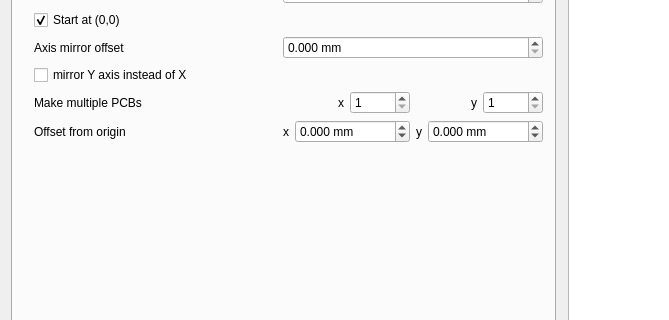
Above: mainwindow.ui from pcb2gcode/pcb2gcodeGUI before the change; both pictures show x 0 to 669 and y 287 to 607 of the 907 by 709 pixel window. Below: the same form after it.
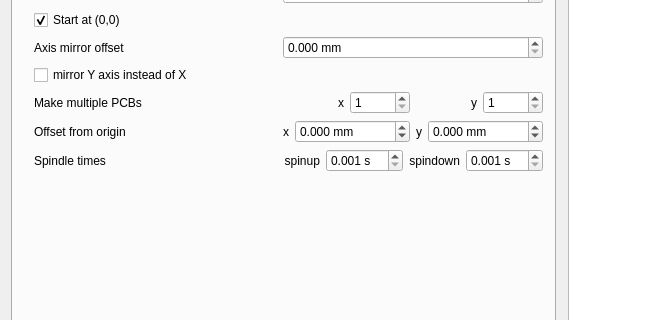
That is the form after the change.

Commit message: Add spinup-time/spindown-time to common options

What changed in the file:
```diff
--- a/mainwindow.ui
+++ b/mainwindow.ui
@@ -917,7 +917,103 @@
              </item>
             </layout>
            </item>
-           <item row="13" column="0" colspan="2">
+           <item row="13" column="0">
+            <widget class="QLabel" name="spindleTimesLabel">
+             <property name="toolTip">
+              <string>&lt;html&gt;&lt;head/&gt;&lt;body&gt;&lt;p&gt;&lt;span style=&quot; font-style:italic;&quot;&gt;--spinup-time&lt;/span&gt;, &lt;span style=&quot; font-style:italic;&quot;&gt;--spindown-time&lt;/span&gt;&lt;/p&gt;&lt;p&gt;Time required for the spindle to reach speed/stop completely&lt;/p&gt;&lt;/body&gt;&lt;/html&gt;</string>
+             </property>
+             <property name="text">
+              <string>Spindle times</string>
+             </property>
+            </widget>
+           </item>
+           <item row="13" column="1">
+            <layout class="QHBoxLayout" name="spindletimesHorizontalLayout">
+             <item>
+              <widget class="QLabel" name="spinupLabel">
+               <property name="toolTip">
+                <string>&lt;html&gt;&lt;head/&gt;&lt;body&gt;&lt;p&gt;&lt;span style=&quot; font-style:italic;&quot;&gt;--spinup-time&lt;/span&gt;&lt;/p&gt;&lt;p&gt;time required to the spindle to reach the correct speed&lt;/p&gt;&lt;/body&gt;&lt;/html&gt;</string>
+               </property>
+               <property name="text">
+                <string>spinup</string>
+               </property>
+               <property name="alignment">
+                <set>Qt::AlignRight|Qt::AlignTrailing|Qt::AlignVCenter</set>
+               </property>
+               <property name="buddy">
+                <cstring>spinupDoubleSpinBox</cstring>
+               </property>
+              </widget>
+             </item>
+             <item>
+              <widget class="QDoubleSpinBox" name="spinupDoubleSpinBox">
+               <property name="toolTip">
+                <string>&lt;html&gt;&lt;head/&gt;&lt;body&gt;&lt;p&gt;&lt;span style=&quot; font-style:italic;&quot;&gt;--spinup-time&lt;/span&gt;&lt;/p&gt;&lt;p&gt;time required to the spindle to reach the correct speed&lt;/p&gt;&lt;/body&gt;&lt;/html&gt;</string>
+               </property>
+               <property name="suffix">
+                <string> s </string>
+               </property>
+               <property name="decimals">
+                 <number>3</number>
+               </property>
+               <property name="minimum">
+                 <double>0.001</double>
+               </property>
+               <property name="maximum">
+                 <double>20.000000000000000</double>
+               </property>
+               <property name="singleStep">
+                 <double>0.01</double>
+               </property>
+               <property name="value">
+                 <double>0.001</double>
+               </property>
+              </widget>
+             </item>
+             <item>
+              <widget class="QLabel" name="spindownLabel">
+               <property name="toolTip">
+                <string>&lt;html&gt;&lt;head/&gt;&lt;body&gt;&lt;p&gt;&lt;span style=&quot; font-style:italic;&quot;&gt;--spindown-time&lt;/span&gt;&lt;/p&gt;&lt;p&gt;time required for the spindle to return to 0 rpm&lt;/p&gt;&lt;/body&gt;&lt;/html&gt;</string>
+               </property>
+               <property name="text">
+                <string>spindown</string>
+               </property>
+               <property name="alignment">
+                <set>Qt::AlignRight|Qt::AlignTrailing|Qt::AlignVCenter</set>
+               </property>
+               <property name="buddy">
+                <cstring>spindownDoubleSpinBox</cstring>
+               </property>
+              </widget>
+             </item>
+             <item>
+              <widget class="QDoubleSpinBox" name="spindownDoubleSpinBox">
+               <property name="toolTip">
+                <string>&lt;html&gt;&lt;head/&gt;&lt;body&gt;&lt;p&gt;&lt;span style=&quot; font-style:italic;&quot;&gt;--spindown-time&lt;/span&gt;&lt;/p&gt;&lt;p&gt;time required for the spindle to return to 0 rpm&lt;/p&gt;&lt;/body&gt;&lt;/html&gt;</string>
+               </property>
+               <property name="suffix">
+                <string> s </string>
+               </property>
+               <property name="decimals">
+                 <number>3</number>
+               </property>
+               <property name="minimum">
+                 <double>0.001</double>
+               </property>
+               <property name="maximum">
+                 <double>20.000000000000000</double>
+               </property>
+               <property name="singleStep">
+                 <double>0.01</double>
+               </property>
+               <property name="value">
+                 <double>0.001</double>
+               </property>
+              </widget>
+             </item>
+            </layout>
+           </item>
+           <item row="14" column="0" colspan="2">
             <spacer name="verticalSpacer_7">
              <property name="orientation">
               <enum>Qt::Vertical</enum>
```
Left out of the diff: 2 changed lines with no effect on the pictures. The commit also changes 1 other file.
